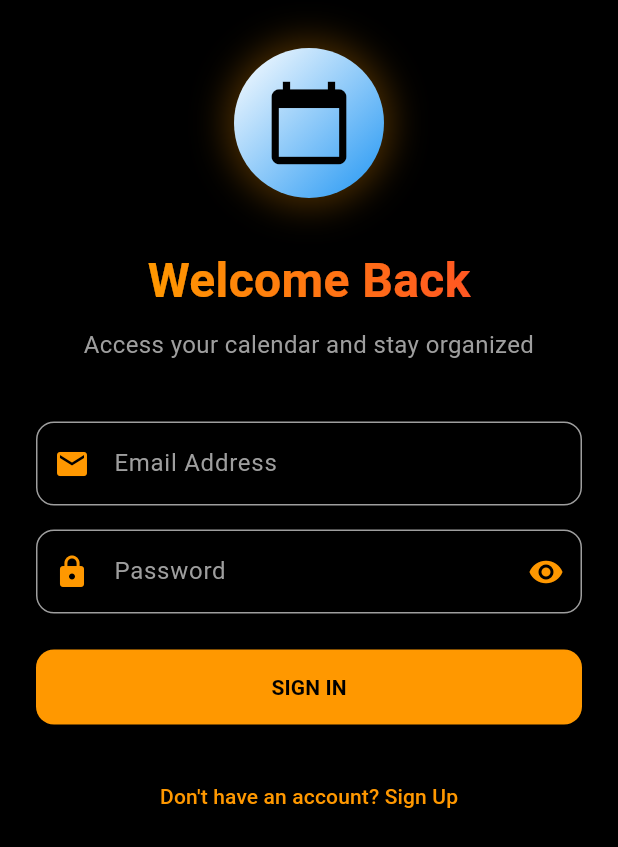
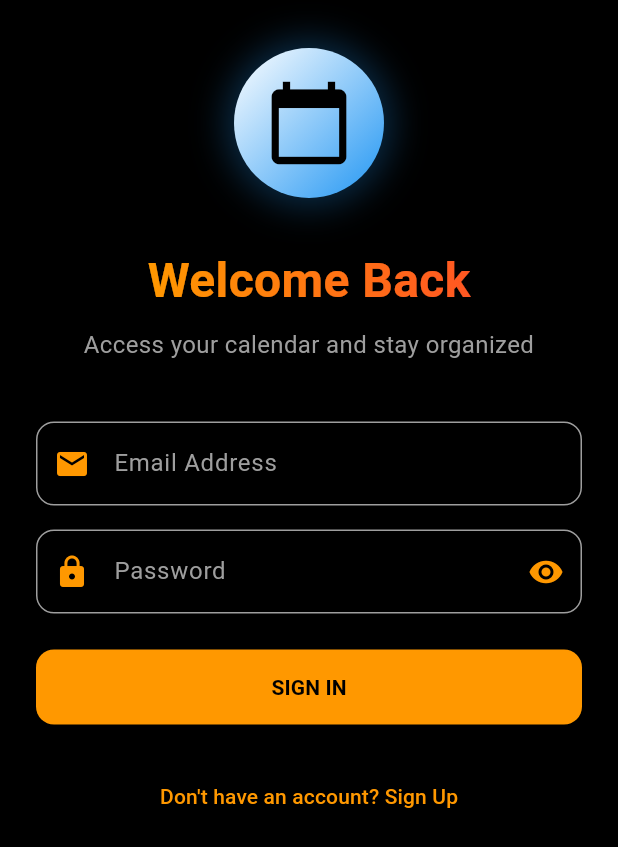
Before and after one commit to kidlocchikapa/loki, a Flutter app: the screen it shows after launch, on a phone screen of 412 x 824 dp. Shown: the top 847 px of the screen. Run offline on Flutter 3.47's test engine with Material 3 defaults, Android fonts, the phone set to English and light mode, and no system bars.

Commit message:
blue for orange set

```diff
--- a/lib/screens/login_screen.dart
+++ b/lib/screens/login_screen.dart
@@ -87,7 +87,7 @@ class _LoginScreenState extends State<LoginScreen> with TickerProviderStateMixin
                     shape: BoxShape.circle,
                     boxShadow: [
                       BoxShadow(
-                        color: Colors.orange.withOpacity(0.3),
+                        color: Colors.blue.withOpacity(0.3),
                         blurRadius: 20,
                         spreadRadius: 5,
                       ),
```
